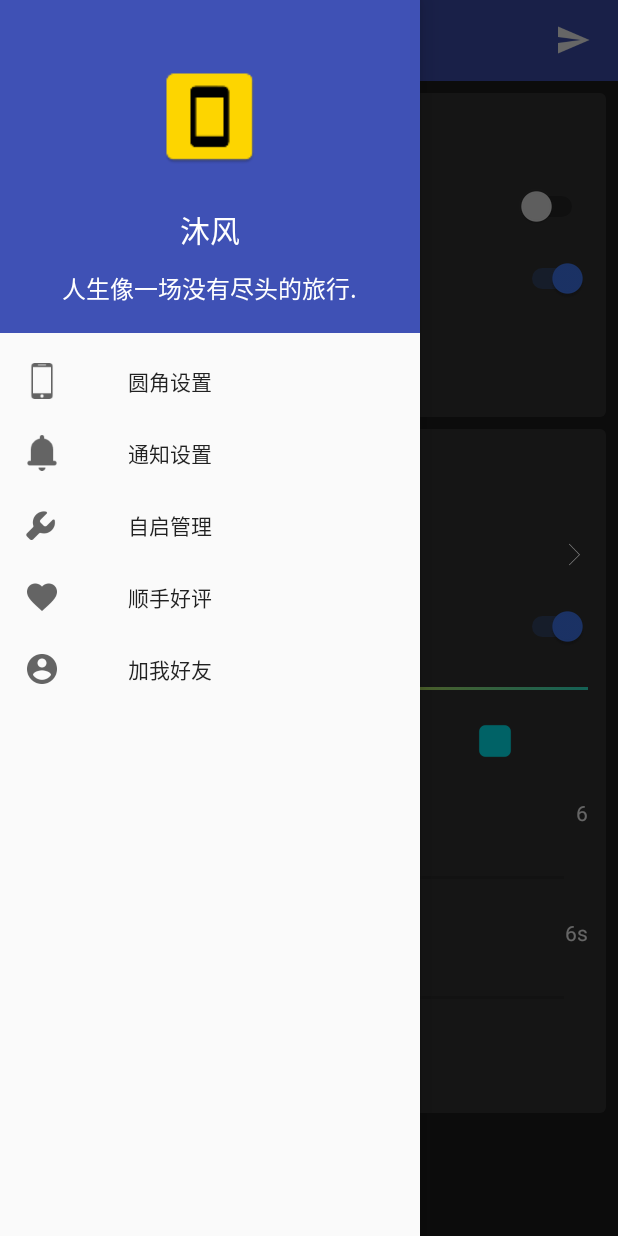
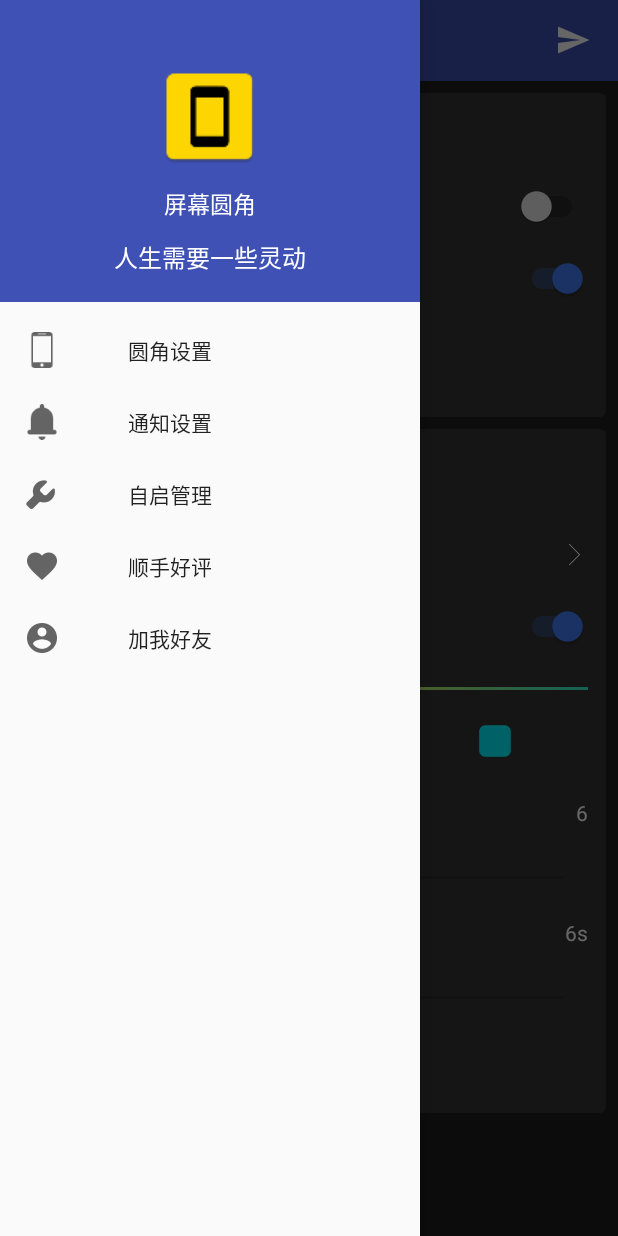
Before and after one commit to zibuyuqing/RoundCorner, an Android app: the fragment EnhanceNotificationFragment placed in its activity, with the side drawer open, on a phone screen of 412 x 824 dp. Run offline under Robolectric (Android 15) with nearby library versions, the phone set to English and light mode, and no system bars; our stand-ins replace ButterKnife; libraries missing offline, so code that uses them is left out: com.larswerkman.holocolorpicker.

Commit message:
完善通知增强功能

```diff
--- a/app/build.gradle
+++ b/app/build.gradle
@@ -8,7 +8,7 @@ android {
         minSdkVersion rootProject.minSdkVersion
         targetSdkVersion rootProject.targetSdkVersion
         versionCode 2
-        versionName "2.0.0"
+        versionName "2.0.1"
         testInstrumentationRunner "android.support.test.runner.AndroidJUnitRunner"
     }
     buildTypes {
--- a/app/src/main/java/com/zibuyuqing/roundcorner/model/controller/NotificationLineManager.java
+++ b/app/src/main/java/com/zibuyuqing/roundcorner/model/controller/NotificationLineManager.java
@@ -97,6 +97,7 @@ public class NotificationLineManager {
 
     public void showEdgeLineByConfigChanged() {
         try {
+            Log.e(TAG, "showEdgeLineByConfigChanged :: " + mLineView.isAttachedToWindow() +",isEnhanceNotificationEnable() =:" + isEnhanceNotificationEnable());
             if (!isEnhanceNotificationEnable()) {
                 return;
             }
--- a/app/src/main/java/com/zibuyuqing/roundcorner/ui/activity/MainActivity.java
+++ b/app/src/main/java/com/zibuyuqing/roundcorner/ui/activity/MainActivity.java
@@ -47,7 +47,7 @@ public class MainActivity extends BaseActivity implements NavigationView.OnNavig
     @OnClick(R.id.iv_action) void share(){
         Intent textIntent = new Intent(Intent.ACTION_SEND);
         textIntent.setType("text/plain");
-        textIntent.putExtra(Intent.EXTRA_TEXT, "我发现了一个好玩的应用，点击下载：https://pan.baidu.com/s/1-Ruu88ThKaUdeMtQiu1ROA");
+        textIntent.putExtra(Intent.EXTRA_TEXT, "https://www.coolapk.com/apk/180019");
         startActivity(Intent.createChooser(textIntent, "分享"));
     }
 
@@ -113,7 +113,7 @@ public class MainActivity extends BaseActivity implements NavigationView.OnNavig
     private void favorite(){
         Intent intent = new Intent();
         intent.setAction(Intent.ACTION_VIEW);
-        Uri content_url = Uri.parse("https://www.jianshu.com/p/67b5b2072c15");
+        Uri content_url = Uri.parse("https://www.coolapk.com/apk/180019");
         intent.setData(content_url);
         startActivity(intent);
     }
--- a/app/src/main/java/com/zibuyuqing/roundcorner/ui/fragment/EnhanceNotificationFragment.java
+++ b/app/src/main/java/com/zibuyuqing/roundcorner/ui/fragment/EnhanceNotificationFragment.java
@@ -137,9 +137,9 @@ public class EnhanceNotificationFragment extends BaseFragment implements SeekBar
         super.onResume();
         boolean hasAlertWindowPermission = checkAlertWindowPermission();
         boolean hasNotificationListenPermission = checkNotificationListenPermission();
-        isEnhanceNotificationEnable = hasAlertWindowPermission && hasNotificationListenPermission;
-        Log.e(TAG,"onResume isEnhanceNotificationEnable =：" + isEnhanceNotificationEnable);
-        if(!isEnhanceNotificationEnable) {
+        boolean hasPermission = hasAlertWindowPermission && hasNotificationListenPermission;
+        Log.e(TAG,"onResume isEnhanceNotificationEnable =：" + isEnhanceNotificationEnable +",hasPermission =:" + hasPermission) ;
+        if(!hasPermission) {
             mSwEnhanceNotificationEnable.setChecked(isEnhanceNotificationEnable);
         }
     }
@@ -163,6 +163,7 @@ public class EnhanceNotificationFragment extends BaseFragment implements SeekBar
                     SettingsDataKeeper.writeSettingsBoolean(mActivity,
                             SettingsDataKeeper.ENHANCE_NOTIFICATION_ENABLE, true);
                     updateSettingsWithBool(SettingsDataKeeper.ENHANCE_NOTIFICATION_ENABLE);
+                    isEnhanceNotificationEnable = true;
                 } else {
                     requestNotificationListenPermission();
                     showTips(R.string.notification_listen_permission_required);
@@ -191,25 +192,22 @@ public class EnhanceNotificationFragment extends BaseFragment implements SeekBar
         if (checked) {
             boolean hasAlertWindowPermission = checkAlertWindowPermission();
             if (!hasAlertWindowPermission) {
+                isEnhanceNotificationEnable = false;
                 requestOverlayPermission();
                 return;
             }
             boolean hasNotificationListenPermission = checkNotificationListenPermission();
             if (!hasNotificationListenPermission) {
-                requestNotificationListenPermission();
-                return;
-            }
-            if (!checkNotificationListenPermission()) {
+                isEnhanceNotificationEnable = false;
                 requestNotificationListenPermission();
                 showTips(R.string.notification_listen_permission_required);
                 return;
             }
-        } else {
-
         }
         SettingsDataKeeper.writeSettingsBoolean(mActivity,
                 SettingsDataKeeper.ENHANCE_NOTIFICATION_ENABLE, checked);
         updateSettingsWithBool(SettingsDataKeeper.ENHANCE_NOTIFICATION_ENABLE);
+        isEnhanceNotificationEnable = checked;
     }
 
     @OnCheckedChanged(R.id.sw_enhance_notification_enable)
--- a/app/src/main/java/com/zibuyuqing/roundcorner/ui/fragment/ScreenCornerFragment.java
+++ b/app/src/main/java/com/zibuyuqing/roundcorner/ui/fragment/ScreenCornerFragment.java
@@ -185,6 +185,7 @@ public class ScreenCornerFragment extends BaseFragment implements SeekBar.OnSeek
             isCornerEnable = true;
         }
     }
+
     @OnClick(R.id.iv_corner_left_top)
     void showOrHideLeftTopCorner() {
         isLeftTopEnable = !isLeftTopEnable;
@@ -261,12 +262,14 @@ public class ScreenCornerFragment extends BaseFragment implements SeekBar.OnSeek
         SettingsDataKeeper.writeSettingsBoolean(mActivity,
                 SettingsDataKeeper.NOTIFICATION_ENABLE,checked);
         updateSettingsWithBool(SettingsDataKeeper.NOTIFICATION_ENABLE);
+        isNotifyEnable = checked;
     }
     private void confirmCornerEnable(boolean checked) {
         Log.e(TAG,"confirmCornerEnable :: checked =:" + checked);
         if (checked) {
             if (checkAlertWindowPermission()) {
                 SettingsDataKeeper.writeSettingsBoolean(mActivity, SettingsDataKeeper.CORNER_ENABLE, true);
+                isCornerEnable = true;
             } else {
                 requestOverlayPermission();
                 showTips(getString(R.string.alert_window_permission_required));
@@ -274,6 +277,7 @@ public class ScreenCornerFragment extends BaseFragment implements SeekBar.OnSeek
             }
         } else {
             SettingsDataKeeper.writeSettingsBoolean(mActivity, SettingsDataKeeper.CORNER_ENABLE, false);
+            isCornerEnable = false;
         }
         updateSettingsWithBool(SettingsDataKeeper.CORNER_ENABLE);
     }
--- a/app/src/main/res/layout/layout_nav_head.xml
+++ b/app/src/main/res/layout/layout_nav_head.xml
@@ -14,10 +14,10 @@
     <TextView
         android:layout_width="wrap_content"
         android:layout_height="wrap_content"
-        android:textSize="20sp"
-        android:layout_marginTop="24dp"
+        android:textSize="@dimen/font_size_normal_15dp"
+        android:layout_marginTop="@dimen/dimen_10_dp"
         android:textColor="#ffffff"
-        android:text="沐风"/>
+        android:text="@string/app_name"/>
     <TextView
         android:layout_width="wrap_content"
         android:layout_height="wrap_content"
@@ -25,5 +25,5 @@
         android:layout_marginTop="12dp"
         android:textColor="#ffffff"
         android:layout_marginBottom="18dp"
-        android:text="人生像一场没有尽头的旅行."/>
+        android:text="人生需要一些灵动"/>
 </LinearLayout>
```
Also changed, not shown: app/src/main/java/com/zibuyuqing/roundcorner/ui/activity/AboutMeActivity.java (+7 -0 lines), 1 other file.
